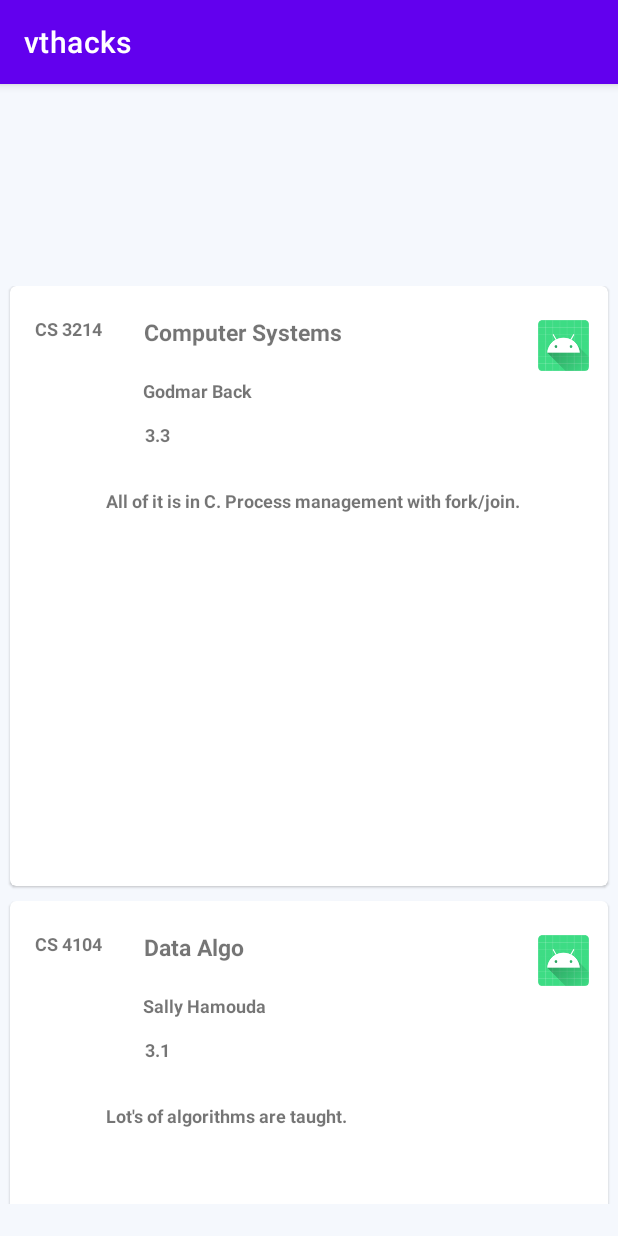
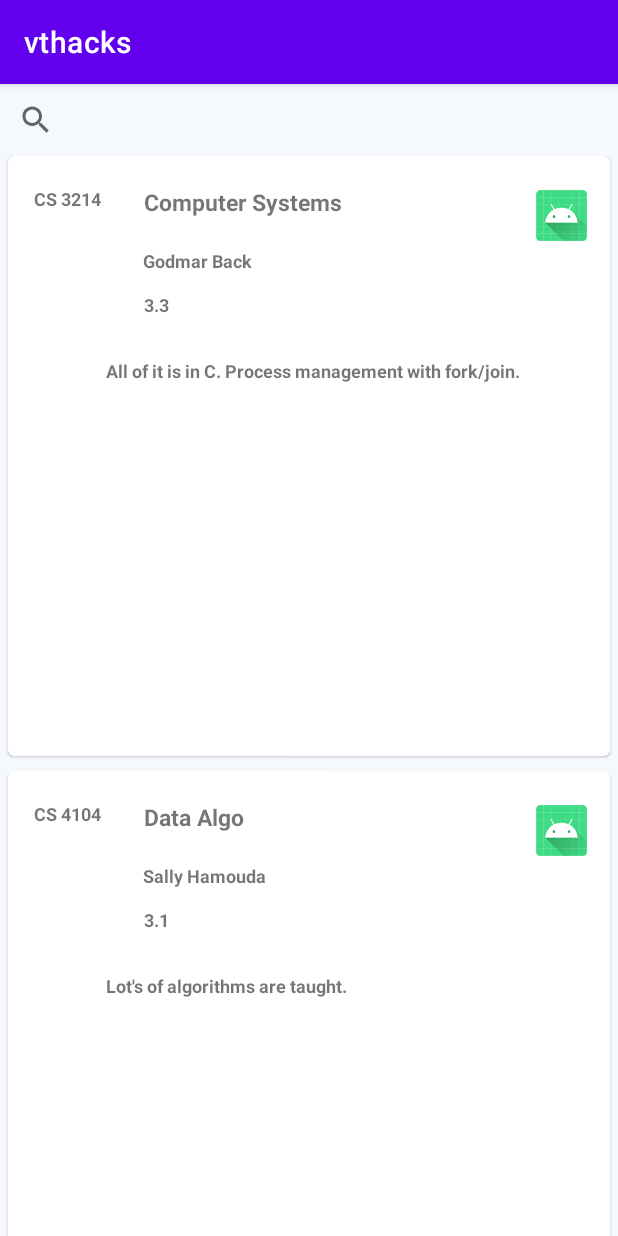
Before and after one commit to daltarace/vthacks, an Android app: the screen it shows after launch (MainActivity), on a phone screen of 412 x 824 dp. Run offline under Robolectric (Android 15) with nearby library versions, the phone set to English and light mode, and no system bars.

Commit message:
Seach done

```diff
--- a/app/src/main/java/com/example/vthacks/MainActivity.kt
+++ b/app/src/main/java/com/example/vthacks/MainActivity.kt
@@ -1,7 +1,10 @@
 package com.example.vthacks
 
+import android.R
+import android.os.Bundle
+import android.widget.ArrayAdapter
+import android.widget.SearchView
 import androidx.appcompat.app.AppCompatActivity
-import android.os.Bundle
 import androidx.recyclerview.widget.LinearLayoutManager
 import androidx.recyclerview.widget.RecyclerView
 import com.example.vthacks.databinding.ActivityMainBinding
@@ -36,6 +39,18 @@ class MainActivity : AppCompatActivity() {
 
         // attach adapter to the recycler view
         binding.rvList.adapter = rvAdapter
+
+        binding.searchView2.setOnQueryTextListener(object: SearchView.OnQueryTextListener{
+            override fun onQueryTextSubmit(query: String?): Boolean {
+                return false
+            }
+
+            override fun onQueryTextChange(newText: String?): Boolean {
+                rvAdapter.filter.filter(newText)
+                return false
+            }
+
+        })
     }
     // add items to the list manually in our case
     private fun loadLanguage() {
@@ -44,13 +59,15 @@ class MainActivity : AppCompatActivity() {
             Language("Data Algo","CS 4104","Sally Hamouda", "3.1","Lot's of algorithms are taught.  "),
             Language("Mobile","CS 3714","Andrey Esakia", "3.7","You learn how to program mobile apps in Java and Kotlin. Assignments are usually project based with a few quizzes. No final exam or midterm. "),
 
-
             /*Language("Kotlin" , "Exp : 2 years"),
             Language("Python" , "Exp : 4 years"),
             Language("JavaScript" , "Exp : 6 years"),
             Language("PHP" , "Exp : 1 years"),
             Language("CPP" , "Exp : 8 years"),*/
         )
+
+
+
     }
     // on destroy of view make
     // the binding reference to null
--- a/app/src/main/java/com/example/vthacks/RvAdapter.kt
+++ b/app/src/main/java/com/example/vthacks/RvAdapter.kt
@@ -2,17 +2,25 @@ package com.example.vthacks
 
 import android.view.LayoutInflater
 import android.view.ViewGroup
+import android.widget.Filter
+import android.widget.Filterable
 import androidx.recyclerview.widget.RecyclerView
 import com.example.vthacks.databinding.SingleItemBinding
+import java.util.*
+import kotlin.collections.ArrayList
 
 class RvAdapter(
     var languageList: List<Language>,
-) : RecyclerView.Adapter<RvAdapter.ViewHolder>() {
+) : RecyclerView.Adapter<RvAdapter.ViewHolder>(), Filterable {
 
+    var languageFilterList = ArrayList<Language>()
     // create an inner class with name ViewHolder
     // It takes a view argument, in which pass the generated class of single_item.xml
     // ie SingleItemBinding and in the RecyclerView.ViewHolder(binding.root) pass it like this
     inner class ViewHolder(val binding: SingleItemBinding) : RecyclerView.ViewHolder(binding.root)
+    init {
+        languageFilterList = ArrayList<Language>(languageList)
+    }
 
     // inside the onCreateViewHolder inflate the view of SingleItemBinding
     // and return new ViewHolder object containing this layout
@@ -30,7 +38,7 @@ class RvAdapter(
     // not setting any image data to view
     override fun onBindViewHolder(holder: ViewHolder, position: Int) {
         with(holder){
-            with(languageList[position]){
+            with(languageFilterList[position]){
 
                 //new below
                 binding.activityClassname.text = this.classname
@@ -44,6 +52,35 @@ class RvAdapter(
 
     // return the size of languageList
     override fun getItemCount(): Int {
-        return languageList.size
+        return languageFilterList.size
+    }
+
+    override fun getFilter(): Filter {
+        return object : Filter() {
+            override fun performFiltering(constraint: CharSequence?): FilterResults {
+                val charSearch = constraint.toString()
+                if (charSearch.isEmpty()) {
+                    languageFilterList = ArrayList<Language>(languageList)
+                } else {
+                    val resultList = ArrayList<Language>()
+                    for (row in languageList) {
+                        if (row.classcode.lowercase(Locale.ROOT).contains(charSearch.lowercase(Locale.ROOT)) || row.classname.lowercase(Locale.ROOT).contains(charSearch.lowercase(Locale.ROOT))) {
+                            resultList.add(row)
+                        }
+                    }
+                    languageFilterList = resultList
+                }
+                val filterResults = FilterResults()
+                filterResults.values = languageFilterList
+                return filterResults
+            }
+
+            @Suppress("UNCHECKED_CAST")
+            override fun publishResults(constraint: CharSequence?, results: FilterResults?) {
+                languageFilterList = results?.values as ArrayList<Language>
+                notifyDataSetChanged()
+            }
+
+        }
     }
 }
--- a/app/src/main/res/layout/activity_main.xml
+++ b/app/src/main/res/layout/activity_main.xml
@@ -1,24 +1,30 @@
 <?xml version="1.0" encoding="utf-8"?>
-<androidx.constraintlayout.widget.ConstraintLayout
-    xmlns:android="http://schemas.android.com/apk/res/android"
+<androidx.constraintlayout.widget.ConstraintLayout xmlns:android="http://schemas.android.com/apk/res/android"
     xmlns:app="http://schemas.android.com/apk/res-auto"
     xmlns:tools="http://schemas.android.com/tools"
     android:layout_width="match_parent"
+    android:layout_height="match_parent"
     android:background="#F5F8FD"
-    android:layout_height="match_parent"
     tools:context=".MainActivity">
 
     <!--Add recycler view to main activity-->
     <androidx.recyclerview.widget.RecyclerView
         android:id="@+id/rv_list"
-        android:layout_width="409dp"
-        android:layout_height="612dp"
+        android:layout_width="0dp"
+        android:layout_height="0dp"
         app:layoutManager="androidx.recyclerview.widget.LinearLayoutManager"
         app:layout_constraintBottom_toBottomOf="parent"
         app:layout_constraintEnd_toEndOf="parent"
         app:layout_constraintStart_toStartOf="parent"
-        app:layout_constraintTop_toTopOf="parent"
-        app:layout_constraintVertical_bias="0.865"
+        app:layout_constraintTop_toBottomOf="@+id/searchView2"
         tools:listitem="@layout/single_item" />
 
+    <SearchView
+        android:id="@+id/searchView2"
+        android:layout_width="0dp"
+        android:layout_height="wrap_content"
+        app:layout_constraintEnd_toEndOf="parent"
+        app:layout_constraintStart_toStartOf="parent"
+        app:layout_constraintTop_toTopOf="parent" />
+
 </androidx.constraintlayout.widget.ConstraintLayout>
```
